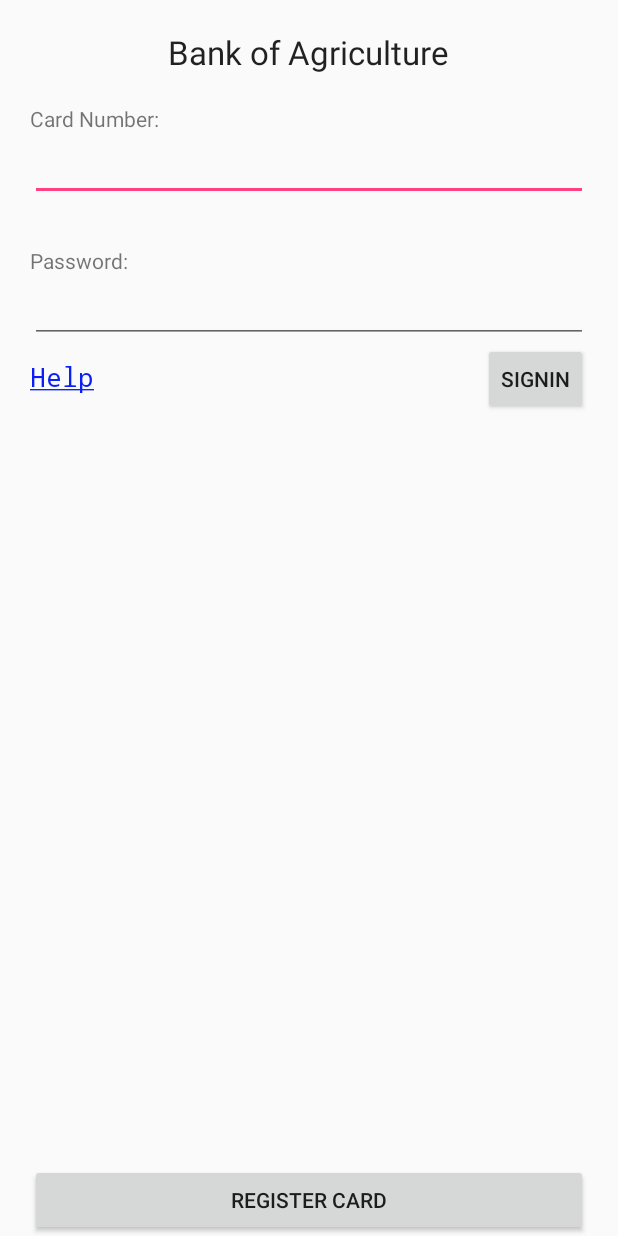
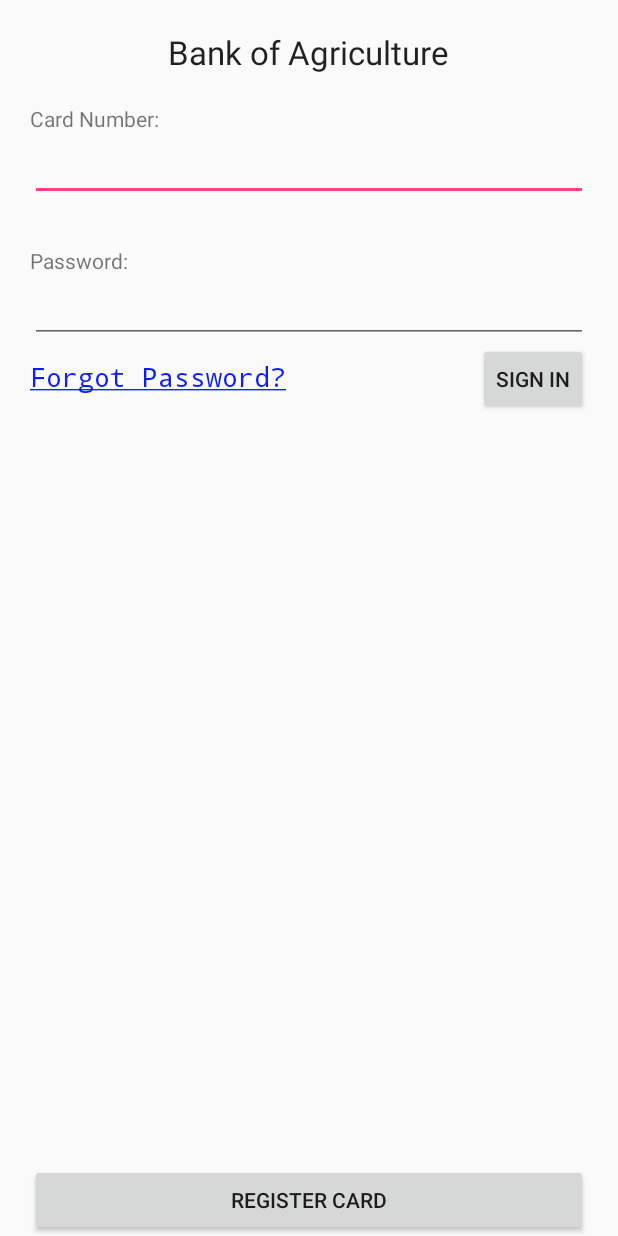
Before and after one commit to CraigBryan/baNGk, an Android app: the screen it shows after launch (WelcomeActivity), on a phone screen of 412 x 824 dp. Run offline under Robolectric (Android 15) with nearby library versions, the phone set to English and light mode, and no system bars.

Commit message:
Added the various actions to the welcome activity.
It now:
* gives helpful messages
* deals with input real simply
* goes to the view accounts activity on sign in

```diff
--- a/bangk_android_prototype/app/src/main/java/com/bangk/bangk_android_prototype/NavClickHandler.java
+++ b/bangk_android_prototype/app/src/main/java/com/bangk/bangk_android_prototype/NavDrawer/NavClickHandler.java
@@ -1,4 +1,4 @@
-package com.bangk.bangk_android_prototype;
+package com.bangk.bangk_android_prototype.NavDrawer;
 
 import android.content.Context;
 import android.util.Log;
--- a/bangk_android_prototype/app/src/main/java/com/bangk/bangk_android_prototype/NavClickListener.java
+++ b/bangk_android_prototype/app/src/main/java/com/bangk/bangk_android_prototype/NavDrawer/NavClickListener.java
@@ -1,4 +1,4 @@
-package com.bangk.bangk_android_prototype;
+package com.bangk.bangk_android_prototype.NavDrawer;
 
 import android.content.Context;
 import android.view.View;
@@ -6,7 +6,7 @@ import android.view.View;
 /**
  * Created by craigbryan on 23/11/15.
  */
-class NavClickListener implements View.OnClickListener {
+public class NavClickListener implements View.OnClickListener {
 
     private NavClickHandler handler;
     private String action;
--- a/bangk_android_prototype/app/src/main/java/com/bangk/bangk_android_prototype/NavDrawerAdapter.java
+++ b/bangk_android_prototype/app/src/main/java/com/bangk/bangk_android_prototype/NavDrawer/NavDrawerAdapter.java
@@ -1,4 +1,4 @@
-package com.bangk.bangk_android_prototype;
+package com.bangk.bangk_android_prototype.NavDrawer;
 
 import android.content.Context;
 import android.view.LayoutInflater;
@@ -7,6 +7,8 @@ import android.view.ViewGroup;
 import android.widget.ArrayAdapter;
 import android.widget.ImageView;
 import android.widget.TextView;
+
+import com.bangk.bangk_android_prototype.R;
 
 /**
  * Created by craigbryan on 19/11/15.
--- a/bangk_android_prototype/app/src/main/java/com/bangk/bangk_android_prototype/NavDrawerItem.java
+++ b/bangk_android_prototype/app/src/main/java/com/bangk/bangk_android_prototype/NavDrawer/NavDrawerItem.java
@@ -1,4 +1,4 @@
-package com.bangk.bangk_android_prototype;
+package com.bangk.bangk_android_prototype.NavDrawer;
 
 /**
  * Created by craigbryan on 19/11/15.
--- a/bangk_android_prototype/app/src/main/res/menu/menu_welcome.xml
+++ /dev/null
@@ -1,9 +0,0 @@
-<menu xmlns:android="http://schemas.android.com/apk/res/android"
-      xmlns:app="http://schemas.android.com/apk/res-auto"
-      xmlns:tools="http://schemas.android.com/tools"
-      tools:context=".WelcomeActivity">
-    <item android:id="@+id/action_settings"
-          android:title="@string/action_settings"
-          android:orderInCategory="100"
-          app:showAsAction="never"/>
-</menu>
--- a/bangk_android_prototype/app/src/main/res/values/strings.xml
+++ b/bangk_android_prototype/app/src/main/res/values/strings.xml
@@ -1,15 +1,24 @@
 <resources>
+    <!-- Various universal strings -->
     <string name="app_name">bangk_android_prototype</string>
     <string name="action_settings">Settings</string>
-    <string name="welcome_card_number_label">Card Number:</string>
-    <string name="welcome_password_label">Password:</string>
-    <string name="welcome_help_link"><u>Help</u></string>
-    <string name="welcome_signin_button_text">Signin</string>
-    <string name="welcome_title_text">Bank of Agriculture</string>
-    <string name="welcome_register_button_text">Register Card</string>
     <string name="title_activity_generic">GenericActivity</string>
-
     <string name="navigation_drawer_open">Open navigation drawer</string>
     <string name="navigation_drawer_close">Close navigation drawer</string>
     <string name="default_toolbar_title">Toolbar Title</string>
+
+    <!-- Welcome activity strings -->
+    <string name="welcome_card_number_label">Card Number:</string>
+    <string name="welcome_password_label">Password:</string>
+    <string name="welcome_help_link"><u>Forgot Password?</u></string>
+    <string name="welcome_signin_button_text">Sign In</string>
+    <string name="welcome_title_text">Bank of Agriculture</string>
+    <string name="welcome_register_button_text">Register Card</string>
+    <string name="welcome_pwd_help">To reset your password, please call the Bank of Agriculture customer support at 1–800-275-4342.</string>
+    <string name="welcome_signup_help">To register a new card for online banking, please call the Bank of Agriculture customer support at 1–800-275-4342.</string>
+    <string name="welcome_pwd_no_cn">Please enter a card number.</string>
+    <string name="welcome_cn_no_pwd">Please enter a password.</string>
+    <string name="welcome_no_cn_no_pwd">Please enter a card number and password to sign in.</string>
+    <string name="view_accounts_title">Your Accounts</string>
+
 </resources>
```
Also changed, not shown: bangk_android_prototype/app/src/main/AndroidManifest.xml (+5 -2 lines), bangk_android_prototype/app/src/main/java/com/bangk/bangk_android_prototype/NavDrawer/NavDrawerActivity.java (renamed from bangk_android_prototype/app/src/main/java/com/bangk/bangk_android_prototype/NavDrawerActivity.java, +10 -3 lines), bangk_android_prototype/app/src/main/java/com/bangk/bangk_android_prototype/ViewAccountsActivity.java (added, +25 -0 lines), bangk_android_prototype/app/src/main/java/com/bangk/bangk_android_prototype/WelcomeActivity.java (+103 -17 lines).
